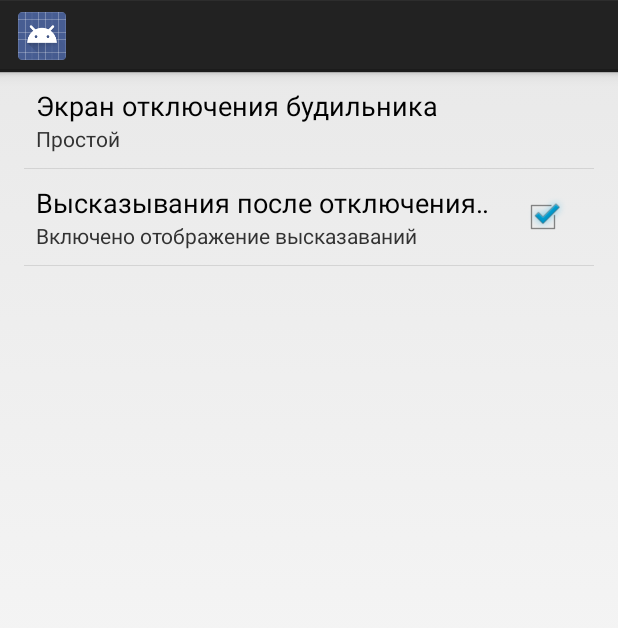
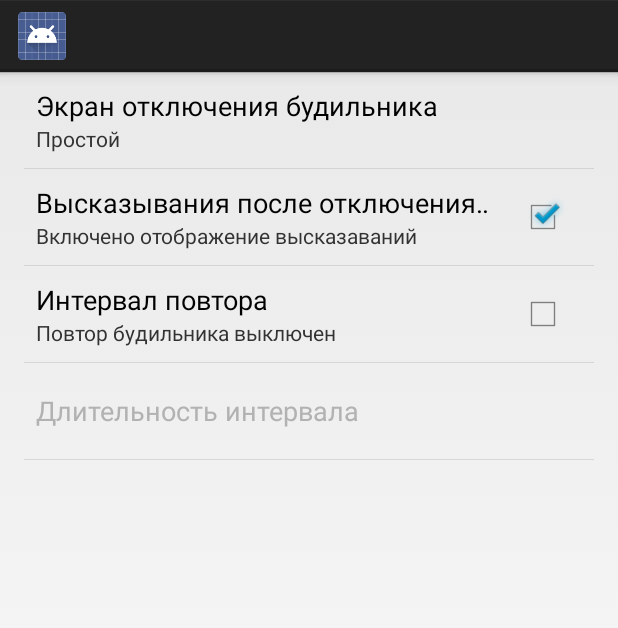
Before and after one commit to CodOndinnonk/WakeUp, an Android app: the PreferenceUser screen opened directly, with no data from a screen before it, on a phone screen of 412 x 824 dp. Shown: the top 628 px of the screen. Run offline under Robolectric (Android 15) with nearby library versions, the phone set to English and light mode, and no system bars.

Commit message:
Все рабочее
Нормально работает, редактирование будильника по времени

```diff
--- a/app/build.gradle
+++ b/app/build.gradle
@@ -21,4 +21,5 @@ android {
 
 dependencies {
     compile fileTree(include: ['*.jar'], dir: 'libs')
+    compile 'com.google.android.gms:play-services-appindexing:8.1.0'
 }
--- a/app/src/main/AndroidManifest.xml
+++ b/app/src/main/AndroidManifest.xml
@@ -58,6 +58,11 @@
             android:screenOrientation="portrait" />
         <activity android:name=".Main2Activity" />
         <activity android:name=".TEST"></activity>
+        <!-- ATTENTION: This was auto-generated to add Google Play services to your project for
+             App Indexing.  See https://g.co/AppIndexing/AndroidStudio for more information. -->
+        <meta-data
+            android:name="com.google.android.gms.version"
+            android:value="@integer/google_play_services_version" />
     </application>
 
 </manifest>
--- a/app/src/main/java/com/wakeup/BoxAdapter.java
+++ b/app/src/main/java/com/wakeup/BoxAdapter.java
@@ -55,7 +55,7 @@ public class BoxAdapter extends BaseAdapter  {
     // пункт списка
     @Override
     public View getView(int position, View convertView, ViewGroup parent) {
-        Log.d(myLog, "getView");
+
         // используем созданные, но не используемые view
         View view = convertView;
         if (view == null) {
@@ -96,7 +96,7 @@ public class BoxAdapter extends BaseAdapter  {
     View.OnClickListener myButtonClickList = new View.OnClickListener() {
         @Override
         public void onClick(View view) {
-            Log.d(myLog, "ID нажатого будильника " + getAlarm(Integer.valueOf(view.getTag().toString())).getID());
+        //    Log.d(myLog, "ID нажатого будильника " + getAlarm(Integer.valueOf(view.getTag().toString())).getID());
             Alarm needAlarm = getAlarm(Integer.valueOf(view.getTag().toString()));
             if (needAlarm.get_active() == 1) {
                 needAlarm.set_active(0);
--- a/app/src/main/java/com/wakeup/PreferenceUser.java
+++ b/app/src/main/java/com/wakeup/PreferenceUser.java
@@ -1,33 +1,87 @@
 package com.wakeup;
 
 
+import android.app.AlertDialog;
+import android.app.Dialog;
+import android.content.Context;
+import android.content.DialogInterface;
+import android.content.SharedPreferences;
+import android.net.Uri;
 import android.preference.CheckBoxPreference;
+import android.preference.EditTextPreference;
 import android.preference.ListPreference;
 
+import android.preference.Preference;
 import android.preference.PreferenceActivity;
 
 import android.os.Bundle;
 
 import android.util.Log;
+import android.widget.DatePicker;
+import android.widget.EditText;
+import android.widget.NumberPicker;
+
+import com.google.android.gms.appindexing.Action;
+import com.google.android.gms.appindexing.AppIndex;
+import com.google.android.gms.common.api.GoogleApiClient;
 
 public class PreferenceUser extends PreferenceActivity {
-    ListPreference  listLoc;
+    ListPreference listLoc;
     CheckBoxPreference checkBoxProverb;
+    CheckBoxPreference checkBoxDelay;
+    Preference delayTime;
     final String myLog = "myLog";
     String[] namesOfLocActivities;
+    public static final String APP_PREFERENCES = "WakeUpSettings";// это будет именем файла настроек
+    public static final String LOC_ACTIVITY = "LocActivity";// это будет именем файла настроек
+    public static final String DELAY_TIME = "DelayTime";// это будет именем файла настроек
 
+
+    SharedPreferences mSettings;//создание переменной, необходимой для работы с файлом настройки
 
 
     @Override
     protected void onCreate(Bundle savedInstanceState) {
         super.onCreate(savedInstanceState);
         addPreferencesFromResource(R.xml.preference);
+        mSettings = getSharedPreferences(APP_PREFERENCES, Context.MODE_PRIVATE);// инициализация переменной
         Log.d(myLog, "PreferenceUser onCreate ");
-           listLoc = (ListPreference)findPreference("listLocActivity");
-           checkBoxProverb = (CheckBoxPreference)findPreference("proverbCheckBox");
+        listLoc = (ListPreference) findPreference("listLocActivity");
+        checkBoxProverb = (CheckBoxPreference) findPreference("proverbCheckBox");
         namesOfLocActivities = getResources().getStringArray(R.array.entriesLoc);
+        checkBoxDelay = (CheckBoxPreference) findPreference("Delay");
+        delayTime =  findPreference("setDelay");
 
         chackForFirstStart();
+
+
+
+
+//        listLoc.setOnPreferenceChangeListener(new Preference.OnPreferenceChangeListener() {
+//            @Override
+//            public boolean onPreferenceChange(Preference preference, Object o) {
+//                SharedPreferences.Editor editor = mSettings.edit();// вызов обьекта editor для измненения параметров настроек
+//                editor.putString(LOC_ACTIVITY, listLoc.getValue());// добавление в базу поля "Login" и значения, взятого из поля для ввода
+//                Log.d(myLog, "LOC_ACTIVITY = " + listLoc.getValue());
+//                editor.apply();// метод, сохраняющий добавленные данные
+//
+//                return false;
+//            }
+//        });
+//
+//        delayTime.setOnPreferenceChangeListener(new Preference.OnPreferenceChangeListener() {
+//            @Override
+//            public boolean onPreferenceChange(Preference preference, Object o) {
+//                SharedPreferences.Editor editor = mSettings.edit();// вызов обьекта editor для измненения параметров настроек
+//                editor.putString(DELAY_TIME, o.toString());// добавление в базу поля "Login" и значения, взятого из поля для ввода
+//                Log.d(myLog, "DELAY_TIME = " + o.toString());
+//                editor.apply();// метод, сохраняющий добавленные данные
+//                return false;
+//            }
+//        });
+
+
+
     }
 
     protected void onResume() {
@@ -36,16 +90,19 @@ public class PreferenceUser extends PreferenceActivity {
     }
 
 
-    public void setSumarys(){//задаем отображение выбраных пораметров
+    public void setSumarys() {//задаем отображение выбраных пораметров
         listLoc.setSummary(listLoc.getValue());
+        delayTime.setSummary(delayTime.getSharedPreferences().getString("setDelay",""));
+
+
     }
 
 
-    public void chackForFirstStart(){//задаем отображение выбраных параметров
-        if(listLoc.getValue() == null){//если небыло выбрано настроек ранее, ставим дефолтовые значения
+    public void chackForFirstStart() {//задаем отображение выбраных параметров
+        if (listLoc.getValue() == null) {//если небыло выбрано настроек ранее, ставим дефолтовые значения
             listLoc.setValue(namesOfLocActivities[0]);
             checkBoxProverb.setChecked(true);
-        }else {
+        } else {
             setSumarys();
         }
     }
--- a/app/src/main/res/values/strings.xml
+++ b/app/src/main/res/values/strings.xml
@@ -34,6 +34,13 @@
     <string name="changesSaved">Изменения сохранены</string>
     <string name="everyday">Ежедневно</string>
     <string name="alarmDeleted">Будильник удален</string>
+    <string name="delay">Интервал повтора</string>
+    <string name="offDelayDescription">Повтор будильника выключен</string>
+    <string name="onDelayDescription">Повтор будильника включен</string>
+    <string name="timeDelay">Длительность интервала</string>
+    <string name="keySetDelay">setDelay</string>
+    <string name="keyDelay">Delay</string>
+
 
 
 </resources>
--- a/app/src/main/res/xml/preference.xml
+++ b/app/src/main/res/xml/preference.xml
@@ -19,4 +19,20 @@
         android:title="@string/proverbCheckBox">
     </CheckBoxPreference>
 
+    <CheckBoxPreference
+        android:key="@string/keyDelay"
+        android:summaryOff="@string/offDelayDescription"
+        android:summaryOn="@string/onDelayDescription"
+        android:title="@string/delay">
+    </CheckBoxPreference>
+
+    <EditTextPreference
+        android:key="@string/keySetDelay"
+        android:title="@string/timeDelay"
+        android:dependency="@string/keyDelay">
+    </EditTextPreference>
+
+
+
+
 </PreferenceScreen>
```
Also changed, not shown: app/src/main/java/com/wakeup/ShowAlarm.java (+14 -15 lines), 23 other files. Lines whose indentation alone changed are shown as unchanged.
